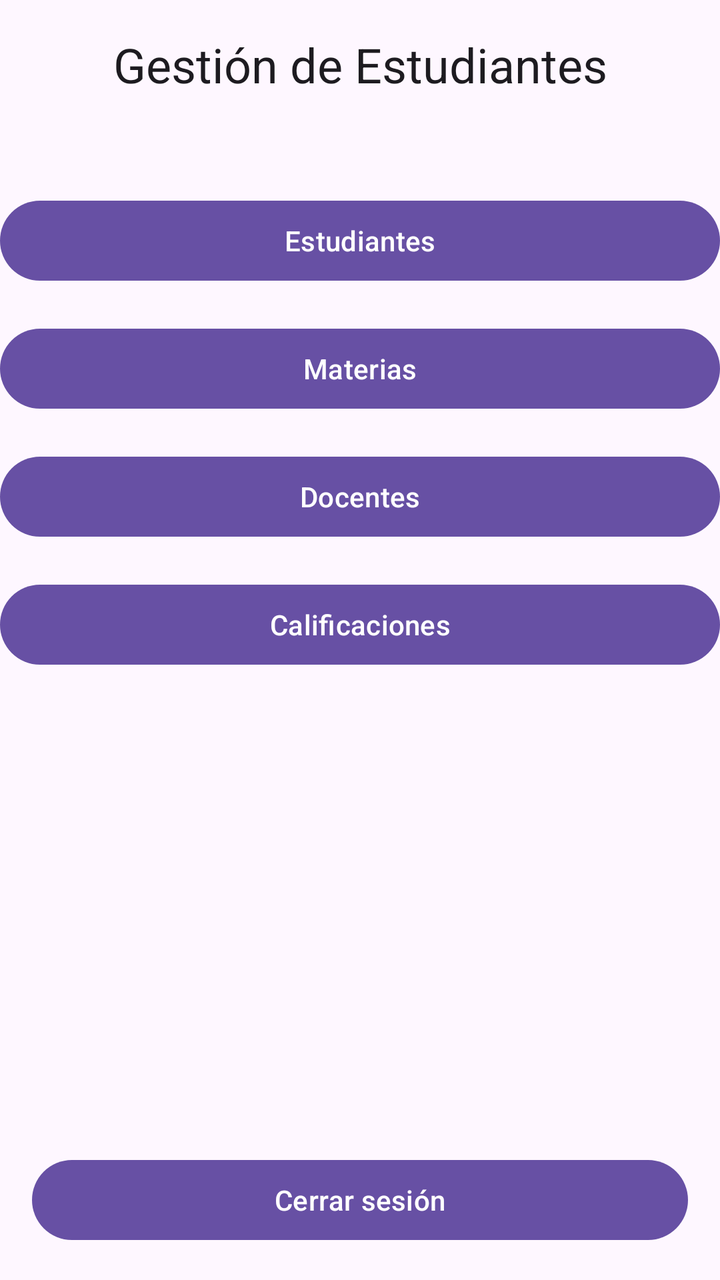
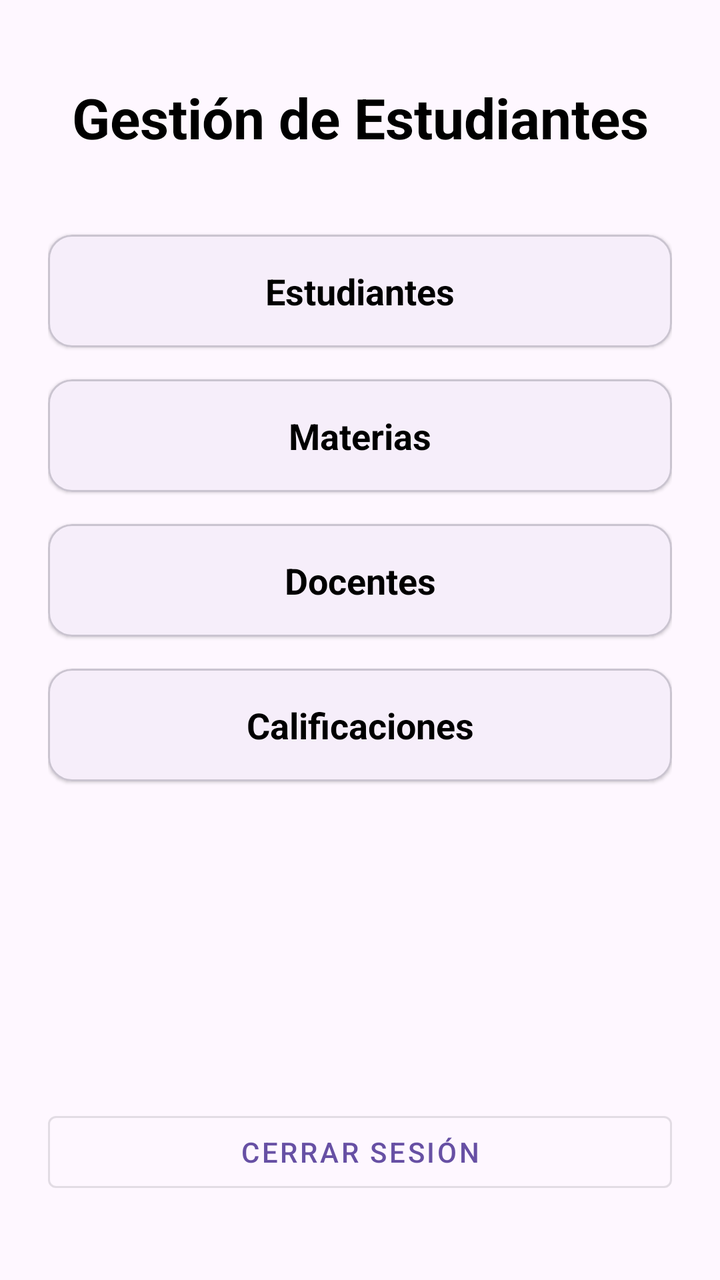

Screens rendered from an Android XML layout before and after an edit, with the pre-edit source and the edit as a unified diff.
<!-- AndroidManifest.xml: application theme Theme.GestionEstudiantes -->
<!-- res/layout/activity_main.xml -->
<?xml version="1.0" encoding="utf-8"?>
<androidx.constraintlayout.widget.ConstraintLayout
    xmlns:android="http://schemas.android.com/apk/res/android"
    xmlns:app="http://schemas.android.com/apk/res-auto"
    android:id="@+id/main"
    android:layout_width="match_parent"
    android:layout_height="match_parent">

    
    <TextView
        android:id="@+id/tvAppName"
        android:layout_width="0dp"
        android:layout_height="wrap_content"
        android:text="@string/app_name"
        android:textAppearance="?attr/textAppearanceHeadline5"
        android:gravity="center"
        android:padding="16dp"
        app:layout_constraintTop_toTopOf="parent"
        app:layout_constraintStart_toStartOf="parent"
        app:layout_constraintEnd_toEndOf="parent"/>

    
    <LinearLayout
        android:id="@+id/buttonContainer"
        android:orientation="vertical"
        android:layout_width="0dp"
        android:layout_height="wrap_content"
        android:layout_marginTop="24dp"
        app:layout_constraintTop_toBottomOf="@id/tvAppName"
        app:layout_constraintStart_toStartOf="parent"
        app:layout_constraintEnd_toEndOf="parent">

        <Button
            android:id="@+id/btnEstudiantes"
            android:layout_width="match_parent"
            android:layout_height="wrap_content"
            android:text="@string/btnEstudiantes"
            android:layout_marginVertical="8dp"/>

        <Button
            android:id="@+id/btnMaterias"
            android:layout_width="match_parent"
            android:layout_height="wrap_content"
            android:text="@string/btnMaterias"
            android:layout_marginVertical="8dp"/>

        <Button
            android:id="@+id/btnDocentes"
            android:layout_width="match_parent"
            android:layout_height="wrap_content"
            android:text="@string/btnDocentes"
            android:layout_marginVertical="8dp"/>

        <Button
            android:id="@+id/btnCalificaciones"
            android:layout_width="match_parent"
            android:layout_height="wrap_content"
            android:text="@string/btnCalificaciones"
            android:layout_marginVertical="8dp"/>
    </LinearLayout>

    
    <Button
        android:id="@+id/btnLogout"
        android:layout_width="0dp"
        android:layout_height="wrap_content"
        android:text="@string/btnLogout"
        android:layout_margin="16dp"
        app:layout_constraintBottom_toBottomOf="parent"
        app:layout_constraintStart_toStartOf="parent"
        app:layout_constraintEnd_toEndOf="parent"/>

</androidx.constraintlayout.widget.ConstraintLayout>
<!-- resources referenced by this layout -->
<resources>
  <string name="app_name">Gestión de Estudiantes</string>
  <string name="btnCalificaciones">Calificaciones</string>
  <string name="btnDocentes">Docentes</string>
  <string name="btnEstudiantes">Estudiantes</string>
  <string name="btnLogout">Cerrar sesión</string>
  <string name="btnMaterias">Materias</string>
  <style name="Theme.GestionEstudiantes" parent="Base.Theme.GestionEstudiantes" />
  <style name="Base.Theme.GestionEstudiantes" parent="Theme.Material3.DayNight.NoActionBar">
          
          
      </style>
</resources>

<!-- the commit's change to res/layout/activity_main.xml (unified diff, before → after) -->
@@ -4,7 +4,8 @@
     xmlns:app="http://schemas.android.com/apk/res-auto"
     android:id="@+id/main"
     android:layout_width="match_parent"
-    android:layout_height="match_parent">
+    android:layout_height="match_parent"
+    android:padding="24dp">
 
     
     <TextView
@@ -12,51 +13,119 @@
         android:layout_width="0dp"
         android:layout_height="wrap_content"
         android:text="@string/app_name"
-        android:textAppearance="?attr/textAppearanceHeadline5"
+        android:textSize="28sp"
+        android:textStyle="bold"
         android:gravity="center"
-        android:padding="16dp"
+        android:textColor="@color/black"
         app:layout_constraintTop_toTopOf="parent"
         app:layout_constraintStart_toStartOf="parent"
-        app:layout_constraintEnd_toEndOf="parent"/>
+        app:layout_constraintEnd_toEndOf="parent"
+        android:layout_marginTop="16dp" />
 
     
     <LinearLayout
-        android:id="@+id/buttonContainer"
+        android:id="@+id/cardContainer"
         android:orientation="vertical"
         android:layout_width="0dp"
         android:layout_height="wrap_content"
-        android:layout_marginTop="24dp"
+        android:gravity="center"
+        android:layout_marginTop="32dp"
         app:layout_constraintTop_toBottomOf="@id/tvAppName"
         app:layout_constraintStart_toStartOf="parent"
         app:layout_constraintEnd_toEndOf="parent">
 
-        <Button
-            android:id="@+id/btnEstudiantes"
+        
+        <com.google.android.material.card.MaterialCardView
+            android:id="@+id/cardEstudiantes"
             android:layout_width="match_parent"
             android:layout_height="wrap_content"
-            android:text="@string/btnEstudiantes"
-            android:layout_marginVertical="8dp"/>
+            android:layout_marginVertical="8dp"
+            app:cardCornerRadius="12dp"
+            app:cardElevation="1dp"
+            android:clickable="true"
+            android:focusable="true"
+            android:foreground="?attr/selectableItemBackground">
 
-        <Button
-            android:id="@+id/btnMaterias"
+            <TextView
+                android:layout_width="match_parent"
+                android:layout_height="wrap_content"
+                android:text="@string/btnEstudiantes"
+                android:padding="16dp"
+                android:gravity="center"
+                android:textSize="18sp"
+                android:textColor="@color/black"
+                android:textStyle="bold" />
+        </com.google.android.material.card.MaterialCardView>
+
+        
+        <com.google.android.material.card.MaterialCardView
+            android:id="@+id/cardMaterias"
             android:layout_width="match_parent"
             android:layout_height="wrap_content"
-            android:text="@string/btnMaterias"
-            android:layout_marginVertical="8dp"/>
+            android:layout_marginVertical="8dp"
+            app:cardCornerRadius="12dp"
+            app:cardElevation="1dp"
+            android:clickable="true"
+            android:focusable="true"
+            android:foreground="?attr/selectableItemBackground">
 
-        <Button
-            android:id="@+id/btnDocentes"
+            <TextView
+                android:layout_width="match_parent"
+                android:layout_height="wrap_content"
+                android:text="@string/btnMaterias"
+                android:padding="16dp"
+                android:gravity="center"
+                android:textSize="18sp"
+                android:textColor="@color/black"
+                android:textStyle="bold" />
+        </com.google.android.material.card.MaterialCardView>
+
+        
+        <com.google.android.material.card.MaterialCardView
+            android:id="@+id/cardDocentes"
             android:layout_width="match_parent"
             android:layout_height="wrap_content"
-            android:text="@string/btnDocentes"
-            android:layout_marginVertical="8dp"/>
+            android:layout_marginVertical="8dp"
+            app:cardCornerRadius="12dp"
+            app:cardElevation="1dp"
+            android:clickable="true"
+            android:focusable="true"
+            android:foreground="?attr/selectableItemBackground">
 
-        <Button
-            android:id="@+id/btnCalificaciones"
+            <TextView
+                android:layout_width="match_parent"
+                android:layout_height="wrap_content"
+                android:text="@string/btnDocentes"
+                android:padding="16dp"
+                android:gravity="center"
+                android:textSize="18sp"
+                android:textColor="@color/black"
+                android:textStyle="bold" />
+        </com.google.android.material.card.MaterialCardView>
+
+        
+        <com.google.android.material.card.MaterialCardView
+            android:id="@+id/cardCalificaciones"
             android:layout_width="match_parent"
             android:layout_height="wrap_content"
-            android:text="@string/btnCalificaciones"
-            android:layout_marginVertical="8dp"/>
+            android:layout_marginVertical="8dp"
+            app:cardCornerRadius="12dp"
+            app:cardElevation="1dp"
+            android:clickable="true"
+            android:focusable="true"
+            android:foreground="?attr/selectableItemBackground">
+
+            <TextView
+                android:layout_width="match_parent"
+                android:layout_height="wrap_content"
+                android:text="@string/btnCalificaciones"
+                android:padding="16dp"
+                android:gravity="center"
+                android:textSize="18sp"
+                android:textColor="@color/black"
+                android:textStyle="bold" />
+        </com.google.android.material.card.MaterialCardView>
+
     </LinearLayout>
 
     
@@ -65,9 +134,11 @@
         android:layout_width="0dp"
         android:layout_height="wrap_content"
         android:text="@string/btnLogout"
-        android:layout_margin="16dp"
+        android:layout_marginTop="24dp"
+        android:layout_marginBottom="16dp"
         app:layout_constraintBottom_toBottomOf="parent"
         app:layout_constraintStart_toStartOf="parent"
-        app:layout_constraintEnd_toEndOf="parent"/>
+        app:layout_constraintEnd_toEndOf="parent"
+        style="@style/Widget.MaterialComponents.Button.OutlinedButton" />
 
 </androidx.constraintlayout.widget.ConstraintLayout>
<!-- resource entries referenced after the edit -->
@@ -1,5 +1,6 @@
 <!-- resources referenced by this layout -->
 <resources>
+  <color name="black">#000000</color>
   <string name="app_name">Gestión de Estudiantes</string>
   <string name="btnCalificaciones">Calificaciones</string>
   <string name="btnDocentes">Docentes</string>
